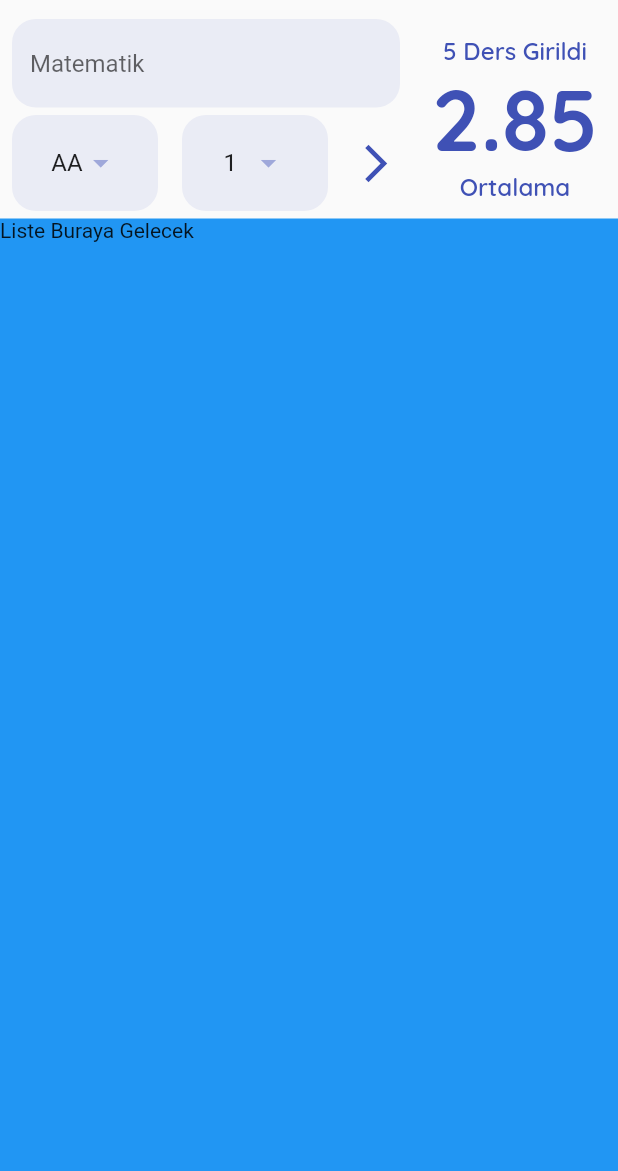
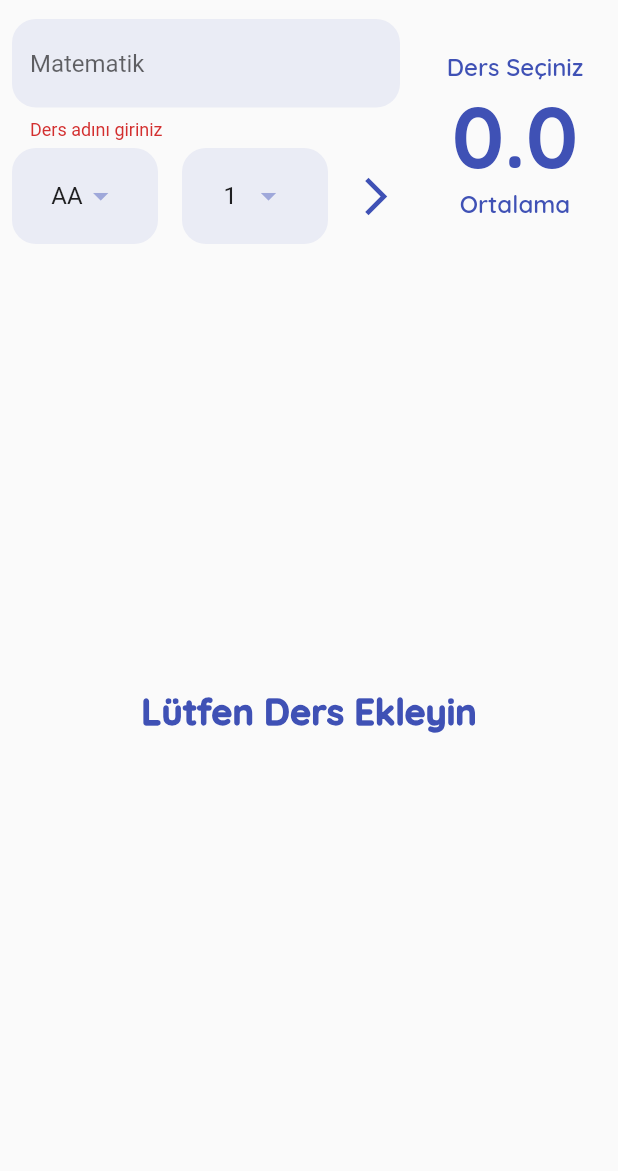
Before and after one commit to islamoktay/learning_process, a Flutter app: the screen it shows after launch, after a tap on the "arrow forward ios" icon, on a phone screen of 412 x 824 dp, the part 65-1236 px from its top. Run offline on Flutter 3.47's test engine with Material 2 defaults, Android fonts, the light colour scheme and no system bars; our stand-ins replace email_validator, flutter_easyloading, google_fonts, palette_generator.

Commit message:
studied more

```diff
--- a/flutter/flutter_not_hesaplama_yeni/lib/helper/data_helper.dart
+++ b/flutter/flutter_not_hesaplama_yeni/lib/helper/data_helper.dart
@@ -1,6 +1,26 @@
+import 'package:flutter/foundation.dart';
 import 'package:flutter/material.dart';
+import 'package:flutter_not_hesaplama_yeni/model/ders.dart';
 
 class DataHelper {
+  static List<Ders> tumEklenenDersler = [];
+
+  static dersEkle(Ders ders) {
+    tumEklenenDersler.add(ders);
+  }
+
+  static double ortalamaHesapla() {
+    double toplamNot = 0;
+    double toplamKredi = 0;
+
+    tumEklenenDersler.forEach((element) {
+      toplamNot = toplamNot + (element.krediDegeri * element.harfDegeri);
+      toplamKredi += element.krediDegeri;
+    });
+
+    return toplamNot / toplamKredi;
+  }
+
   static List<String> _createDersHarfNotlari() {
     return ['AA', 'BA', 'BB', 'CB', 'CC', 'DC', 'DD', 'FD', 'FF'];
   }
--- /dev/null
+++ b/flutter/flutter_not_hesaplama_yeni/lib/model/ders.dart
@@ -0,0 +1,12 @@
+class Ders {
+  Ders({required this.ad, required this.harfDegeri, required this.krediDegeri});
+
+  final String ad;
+  final double harfDegeri;
+  final double krediDegeri;
+
+  @override
+  String toString() {
+    return '$ad $harfDegeri $krediDegeri';
+  }
+}
--- /dev/null
+++ b/flutter/flutter_not_hesaplama_yeni/lib/widgets/ders_listesi.dart
@@ -0,0 +1,56 @@
+import 'package:flutter/material.dart';
+import 'package:flutter_not_hesaplama_yeni/constants/app_constants.dart';
+import 'package:flutter_not_hesaplama_yeni/helper/data_helper.dart';
+import 'package:flutter_not_hesaplama_yeni/model/ders.dart';
+
+class DersListesi extends StatefulWidget {
+  const DersListesi({Key? key}) : super(key: key);
+
+  @override
+  _DersListesiState createState() => _DersListesiState();
+}
+
+class _DersListesiState extends State<DersListesi> {
+  @override
+  Widget build(BuildContext context) {
+    List<Ders> tumDersler = DataHelper.tumEklenenDersler;
+    return tumDersler.length > 0
+        ? ListView.builder(
+            itemCount: tumDersler.length,
+            itemBuilder: (context, index) {
+              return Dismissible(
+                direction: DismissDirection.startToEnd,
+                onDismissed: (a) {
+                  DataHelper.tumEklenenDersler.removeAt(index);
+                  setState(() {});
+                },
+                key: UniqueKey(),
+                child: Padding(
+                  padding: const EdgeInsets.all(2.0),
+                  child: Card(
+                    child: ListTile(
+                      title: Text(tumDersler[index].ad),
+                      leading: CircleAvatar(
+                        backgroundColor: Sabitler.anaRenk,
+                        child: Text((tumDersler[index].harfDegeri *
+                                tumDersler[index].krediDegeri)
+                            .toStringAsFixed(0)),
+                      ),
+                      subtitle: Text(
+                          "${tumDersler[index].krediDegeri} Kredi, Not Değeri ${tumDersler[index].harfDegeri}"),
+                    ),
+                  ),
+                ),
+              );
+            },
+          )
+        : Center(
+            child: Container(
+              child: Text(
+                "Lütfen Ders Ekleyin",
+                style: Sabitler.baslikStyle,
+              ),
+            ),
+          );
+  }
+}
--- a/flutter/flutter_not_hesaplama_yeni/lib/widgets/ortalama_hesapla_page.dart
+++ b/flutter/flutter_not_hesaplama_yeni/lib/widgets/ortalama_hesapla_page.dart
@@ -1,6 +1,8 @@
 import 'package:flutter/material.dart';
 import 'package:flutter_not_hesaplama_yeni/constants/app_constants.dart';
 import 'package:flutter_not_hesaplama_yeni/helper/data_helper.dart';
+import 'package:flutter_not_hesaplama_yeni/model/ders.dart';
+import 'package:flutter_not_hesaplama_yeni/widgets/ders_listesi.dart';
 import 'package:flutter_not_hesaplama_yeni/widgets/ortalama_goster.dart';
 
 class OrtalamaHesapla extends StatefulWidget {
@@ -14,10 +16,12 @@ class _OrtalamaHesaplaState extends State<OrtalamaHesapla> {
   GlobalKey<FormState> formKey = GlobalKey<FormState>();
   double secilenHarfDegeri = 4;
   double secilenKrediDegeri = 1;
+  String girilenDersAdi = '';
 
   @override
   Widget build(BuildContext context) {
     return Scaffold(
+      resizeToAvoidBottomInset: false,
       appBar: AppBar(
         elevation: 0,
         backgroundColor: Colors.transparent,
@@ -39,15 +43,14 @@ class _OrtalamaHesaplaState extends State<OrtalamaHesapla> {
               ),
               Expanded(
                 flex: 1,
-                child: OrtalamaGoster(dersSayisi: 5, ortalama: 2.85),
+                child: OrtalamaGoster(
+                    dersSayisi: DataHelper.tumEklenenDersler.length,
+                    ortalama: DataHelper.ortalamaHesapla()),
               ),
             ],
           ),
           Expanded(
-            child: Container(
-              color: Colors.blue,
-              child: Text("Liste Buraya Gelecek"),
-            ),
+            child: DersListesi(),
           ),
         ],
       ),
@@ -82,7 +85,7 @@ class _OrtalamaHesaplaState extends State<OrtalamaHesapla> {
                 ),
               ),
               IconButton(
-                onPressed: () {},
+                onPressed: _dersEkleveOrtalamaHesapla,
                 icon: Icon(Icons.arrow_forward_ios_sharp),
                 color: Sabitler.anaRenk,
                 iconSize: 30,
@@ -99,6 +102,17 @@ class _OrtalamaHesaplaState extends State<OrtalamaHesapla> {
 
   Widget _buildTextFormField() {
     return TextFormField(
+      onSaved: (deger) {
+        setState(() {
+          girilenDersAdi = deger!;
+        });
+      },
+      validator: (s) {
+        if (s!.length <= 0) {
+          return "Ders adını giriniz";
+        } else
+          return null;
+      },
       decoration: InputDecoration(
         filled: true,
         fillColor: Sabitler.anaRenk.shade100.withOpacity(0.3),
@@ -156,4 +170,16 @@ class _OrtalamaHesaplaState extends State<OrtalamaHesapla> {
       ),
     );
   }
+
+  void _dersEkleveOrtalamaHesapla() {
+    if (formKey.currentState!.validate()) {
+      formKey.currentState!.save();
+      var eklenecekDers = Ders(
+          ad: girilenDersAdi,
+          harfDegeri: secilenHarfDegeri,
+          krediDegeri: secilenKrediDegeri);
+      DataHelper.dersEkle(eklenecekDers);
+      setState(() {});
+    }
+  }
 }
```
